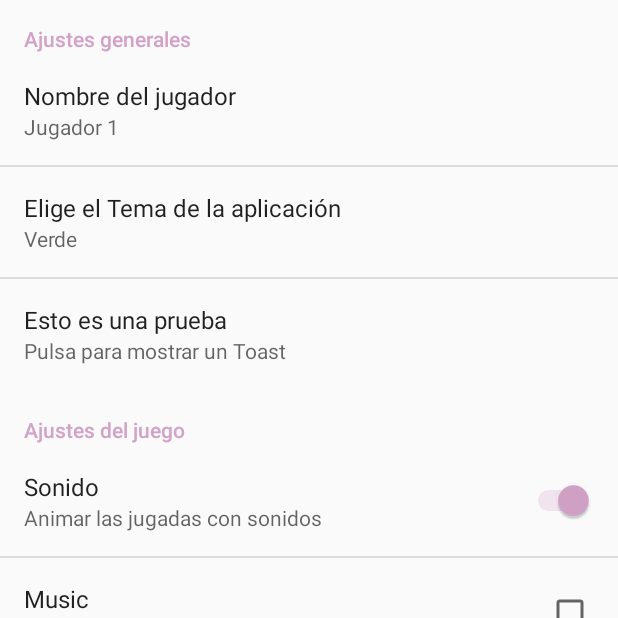
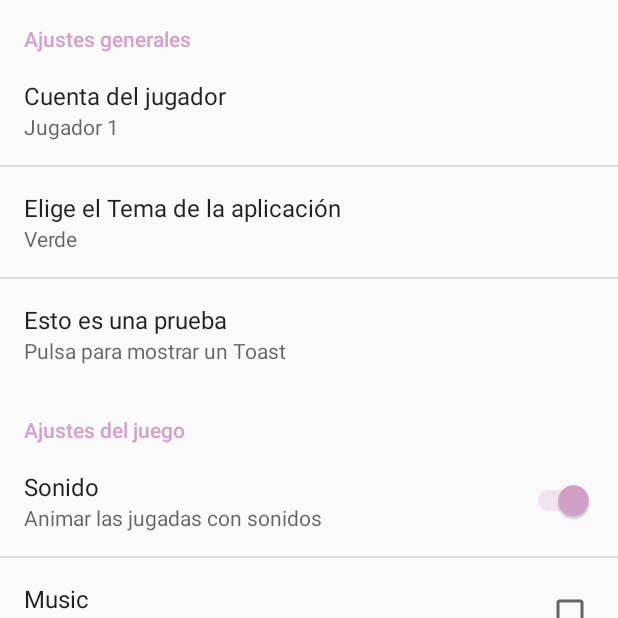
Before and after one commit to danielss24/DADM_4, an Android app: the SettingsActivity screen opened directly, with no data from a screen before it, on a phone screen of 412 x 824 dp, the top half of it. Run offline under Robolectric (Android 15) with nearby library versions, the phone set to English and light mode, and no system bars.

Commit message:
Fixed errors

```diff
--- a/app/src/main/res/values/strings.xml
+++ b/app/src/main/res/values/strings.xml
@@ -105,5 +105,11 @@
     <string name="title_activity_settings">title_activity_settings</string>
 
     <string name="action_register">Registrarse</string>
+    <string name="cuentajugador">Cuenta del jugador</string>
+    <string name="eligeTema">Elige el Tema de la aplicación</string>
+    <string name="pruebaSetting">Esto es una prueba</string>
+    <string name="settings_AjustesJuego">Ajustes del juego</string>
+    <string name="settings_Sonido">Sonido</string>
+    <string name="settings_Music">Music</string>
 
 </resources>
--- a/app/src/main/res/xml/pref_general.xml
+++ b/app/src/main/res/xml/pref_general.xml
@@ -10,7 +10,7 @@
                 android:maxLines="1"
                 android:selectAllOnFocus="true"
                 android:singleLine="true"
-                android:title="Nombre del jugador"
+                android:title="@string/cuentajugador"
                 android:id="@+id/display_name_textID"/>
 
         <ListPreference
@@ -20,26 +20,26 @@
                 android:key="themes_list"
                 android:negativeButtonText="@null"
                 android:positiveButtonText="@null"
-                android:title="Elige el Tema de la aplicación" />
+                android:title="@string/eligeTema"/>
 
         <Preference
                 android:key="prueba"
                 android:summary="Pulsa para mostrar un Toast"
-                android:title="Esto es una prueba" />
+                android:title="@string/pruebaSetting"/>
 
     </PreferenceCategory>
-    <PreferenceCategory android:title="Ajustes del juego">
+    <PreferenceCategory android:title="@string/settings_AjustesJuego">
 
         <SwitchPreference
                 android:defaultValue="true"
                 android:key="music_switch"
                 android:summary="Animar las jugadas con sonidos"
-                android:title="Sonido" />
+                android:title="@string/settings_Sonido"/>
 
         <CheckBoxPreference
                 android:key="music"
                 android:summary="Click if you feel like listening to music"
-                android:title="Music"
+                android:title="@string/settings_Music"
                 android:defaultValue="false"/>
 
     </PreferenceCategory>
```
